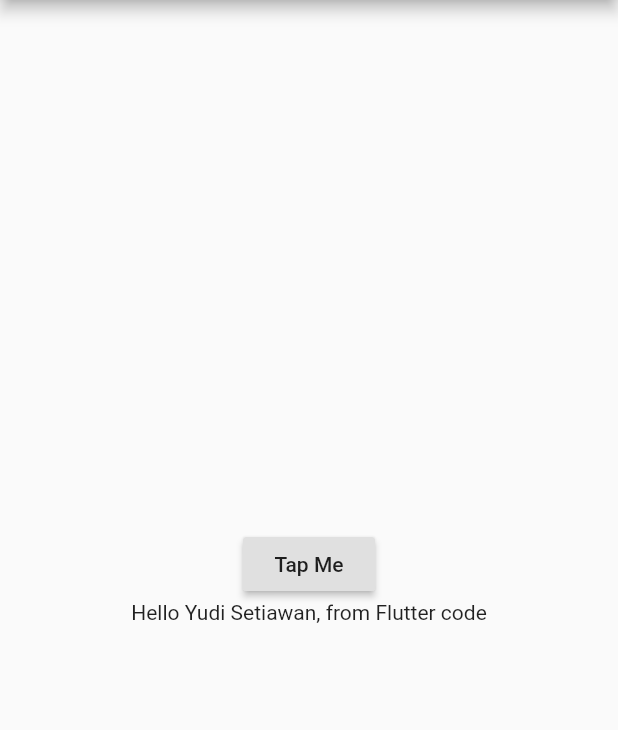
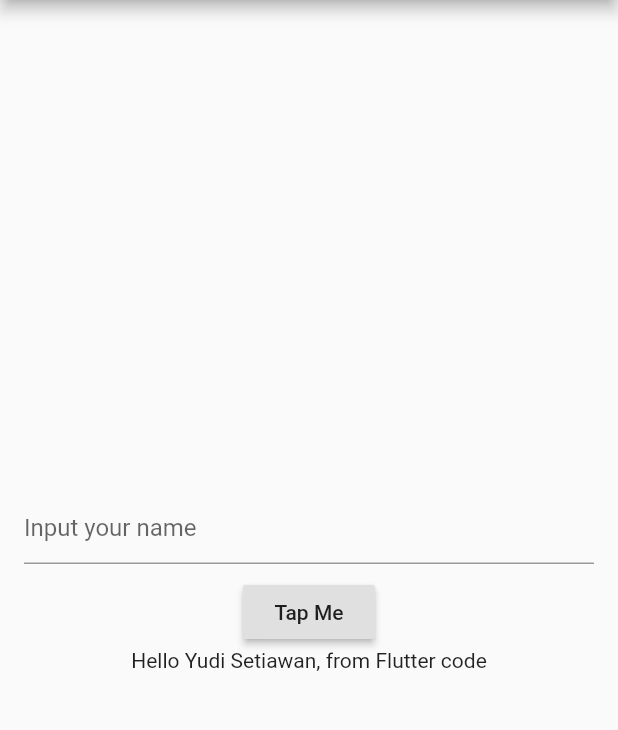
Before and after one commit to frozencodeuz/Flutter-to-Native-Code, a Flutter app: the screen it shows after launch, on a phone screen of 412 x 824 dp, the part 84-814 px from its top. Run offline on Flutter 3.47's test engine with Material 2 defaults, Android fonts, the phone set to English and light mode, and no system bars.

Commit message:
Create example 2

```diff
--- a/lib/main.dart
+++ b/lib/main.dart
@@ -20,10 +20,12 @@ class MyApp extends StatefulWidget {
 class _MyAppState extends State<MyApp> {
   static const platform = const MethodChannel('flutter.native.code/example');
   String _message;
+  TextEditingController _controllerNama;
 
   @override
   void initState() {
     _message = 'Hello Yudi Setiawan, from Flutter code';
+    _controllerNama = TextEditingController();
     super.initState();
   }
 
@@ -37,15 +39,29 @@ class _MyAppState extends State<MyApp> {
         child: Column(
           mainAxisAlignment: MainAxisAlignment.center,
           children: <Widget>[
+            Padding(
+              padding: const EdgeInsets.symmetric(
+                horizontal: 16.0,
+                vertical: 8.0,
+              ),
+              child: TextField(
+                controller: _controllerNama,
+                decoration: InputDecoration(hintText: "Input your name"),
+              ),
+            ),
             RaisedButton(
               child: Text('Tap Me'),
               onPressed: () async {
-                  try {
-                    _message = await platform.invokeMethod('greetingFromNativeCode');
-                  } on PlatformException catch (e) {
-                    _message = 'Failed to invoke: ${e.message}';
-                  }
-                  setState(() {});
+                try {
+                  String name = _controllerNama.text;
+                  _message = await platform.invokeMethod(
+                    'greetingFromNativeCode',
+                    {'name': name},
+                  );
+                } on PlatformException catch (e) {
+                  _message = 'Failed to invoke: ${e.message}';
+                }
+                setState(() {});
               },
             ),
             Text(_message),
```
Also changed, not shown: 2 other files.
